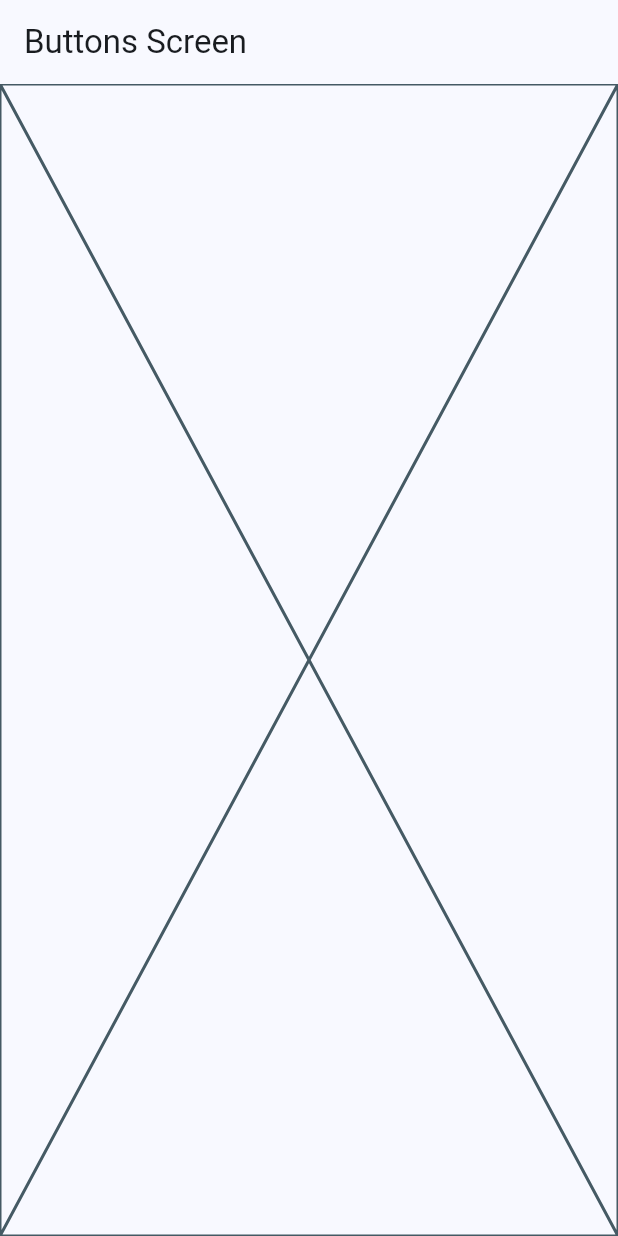
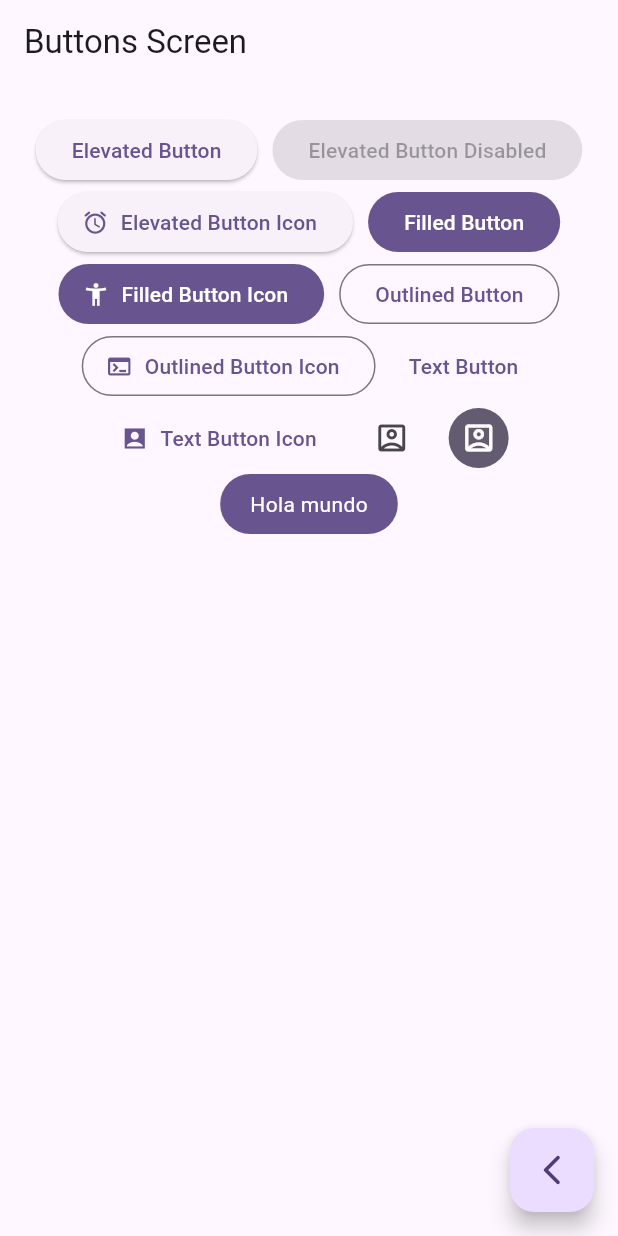
Before and after one commit to gramska/widgets_app, a Flutter app: the ButtonsScreen screen opened by its route, on a phone screen of 412 x 824 dp. Run offline on Flutter 3.47's test engine with Material 3 defaults, Android fonts, the phone set to English and light mode, and no system bars; our stand-ins replace go_router.

Commit message:
modulo botones

```diff
--- a/lib/main.dart
+++ b/lib/main.dart
@@ -14,7 +14,7 @@ class MainApp extends StatelessWidget {
     return MaterialApp.router(
       routerConfig: appRouter,
       debugShowCheckedModeBanner: false,
-      theme: AppTheme(selectedColor: 0).getTheme(),
+      theme: AppTheme(selectedColor: 5).getTheme(),
     );
   }
 }
--- a/lib/presentation/screens/buttons/buttons_screen.dart
+++ b/lib/presentation/screens/buttons/buttons_screen.dart
@@ -1,4 +1,5 @@
 import 'package:flutter/material.dart';
+import 'package:go_router/go_router.dart';
 
 class ButtonsScreen extends StatelessWidget {
 
@@ -12,7 +13,121 @@ class ButtonsScreen extends StatelessWidget {
       appBar: AppBar(
         title: const Text('Buttons Screen'),
       ),
-      body: const Placeholder(),
+      body: const _BottonsView(),
+      floatingActionButton: FloatingActionButton(
+        child: const Icon(Icons.arrow_back_ios_new_rounded),
+        onPressed: () {
+          context.pop();
+        }
+        ),
     );
   }
 }
+
+class _BottonsView extends StatelessWidget {
+
+  const _BottonsView();
+
+  @override
+  Widget build(BuildContext context) {
+
+    final colors = Theme.of(context).colorScheme;
+
+    return SizedBox(
+      width: double.infinity,
+      child: Padding(
+        padding: const EdgeInsets.symmetric(horizontal: 10, vertical: 20),
+        child: Wrap(
+          spacing: 10,
+          alignment: WrapAlignment.center,
+          children: [
+            //* Botones Prediseñados
+            //* Elevate Button
+            ElevatedButton(
+              onPressed: (){},
+              child: const Text('Elevated Button')
+            ),
+            const ElevatedButton(
+              onPressed: null,
+              child: Text('Elevated Button Disabled')
+            ),
+            ElevatedButton.icon(
+              onPressed: (){},
+              icon: const Icon(Icons.access_alarm_rounded),
+              label: const Text('Elevated Button Icon')
+            ),
+            //* Filled Button
+            FilledButton(
+              onPressed: (){},
+              child: const Text('Filled Button')
+            ),
+            FilledButton.icon(
+              onPressed: (){},
+              icon: const Icon(Icons.accessibility_new),
+              label: const Text('Filled Button Icon'),
+            ),
+            //* Outline Button
+            OutlinedButton(
+              onPressed: (){},
+              child: const Text('Outlined Button')
+            ),
+            OutlinedButton.icon(
+              onPressed: (){},
+              icon: const Icon(Icons.terminal),
+              label: const Text('Outlined Button Icon')
+            ),
+            //* Text Button
+            TextButton(
+              onPressed: (){},
+              child: const Text('Text Button')
+            ),
+             TextButton.icon(
+              onPressed: (){},
+              icon: const Icon(Icons.account_box_sharp),
+              label: const Text('Text Button Icon')
+            ),
+            //* Icon Button
+            IconButton(
+              onPressed: (){},
+              icon: const Icon(Icons.account_box_outlined)
+            ),
+             IconButton(
+              onPressed: (){},
+              icon: const Icon(Icons.account_box_outlined),
+              style: ButtonStyle(
+                backgroundColor: WidgetStatePropertyAll(colors.secondary),
+                iconColor: const WidgetStatePropertyAll(Colors.white)
+              )
+            ),
+            const _CustomButton()
+          ],
+        ),
+      ),
+    );
+  }
+}
+
+class _CustomButton extends StatelessWidget {
+
+  const _CustomButton();
+
+  @override
+  Widget build(BuildContext context) {
+
+    final colors = Theme.of(context).colorScheme;
+
+    return ClipRRect(
+      borderRadius: BorderRadius.circular(20),
+      child: Material(
+        color: colors.primary,
+        child: InkWell(
+          onTap: (){},
+          child: const Padding(
+            padding: EdgeInsets.symmetric(horizontal: 20, vertical: 10),
+            child: Text('Hola mundo',style: TextStyle(color: Colors.white))
+            ),
+        ),
+      ),
+    );
+  }
+}
--- a/lib/presentation/screens/home/home_screen.dart
+++ b/lib/presentation/screens/home/home_screen.dart
@@ -2,7 +2,6 @@
 import 'package:flutter/material.dart';
 import 'package:go_router/go_router.dart';
 import 'package:widgets_app/config/menu/menu_items.dart';
-import 'package:widgets_app/presentation/screens/cards/cards_screen.dart';
 
 class HomeScreen extends StatelessWidget {
 
```
